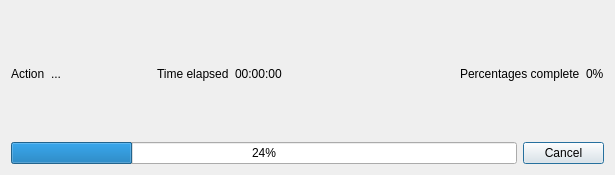
The window that ui/ttprogressform.ui (baltendorf/ttcut) describes before a commit, drawn with Qt 5.
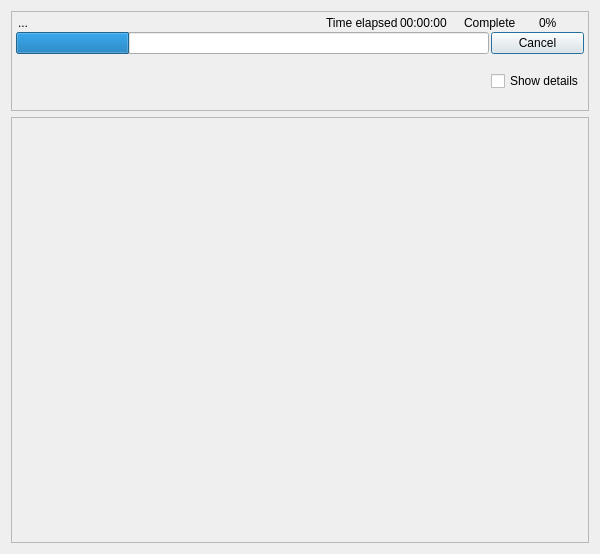
The same window after the commit.

Diff of the .ui file:
```diff
--- a/ui/ttprogressform.ui
+++ b/ui/ttprogressform.ui
@@ -5,12 +5,12 @@
    <rect>
     <x>0</x>
     <y>0</y>
-    <width>615</width>
-    <height>175</height>
+    <width>600</width>
+    <height>554</height>
    </rect>
   </property>
   <property name="sizePolicy" >
-   <sizepolicy vsizetype="Fixed" hsizetype="Fixed" >
+   <sizepolicy vsizetype="Preferred" hsizetype="Preferred" >
     <horstretch>0</horstretch>
     <verstretch>0</verstretch>
    </sizepolicy>
@@ -21,36 +21,57 @@
     <height>100</height>
    </size>
   </property>
-  <property name="maximumSize" >
-   <size>
-    <width>100000</width>
-    <height>100000</height>
-   </size>
-  </property>
   <property name="windowTitle" >
    <string>Progress Info</string>
   </property>
   <layout class="QGridLayout" name="gridLayout_2" >
    <item row="0" column="0" >
+    <widget class="QFrame" name="frame" >
+     <property name="minimumSize" >
+      <size>
+       <width>0</width>
+       <height>100</height>
+      </size>
+     </property>
+     <property name="maximumSize" >
+      <size>
+       <width>16777215</width>
+       <height>100</height>
+      </size>
+     </property>
+     <property name="frameShape" >
+      <enum>QFrame::StyledPanel</enum>
+     </property>
+     <property name="frameShadow" >
+      <enum>QFrame::Raised</enum>
+     </property>
     <layout class="QGridLayout" name="gridLayout" >
-     <property name="sizeConstraint" >
-      <enum>QLayout::SetDefaultConstraint</enum>
-     </property>
-     <item row="0" column="0" >
-      <widget class="QLabel" name="laAction" >
-       <property name="text" >
-        <string>Action</string>
-       </property>
-      </widget>
-     </item>
+      <property name="margin" >
+       <number>4</number>
+      </property>
+      <property name="spacing" >
+       <number>2</number>
+      </property>
      <item row="0" column="1" >
       <widget class="QLabel" name="actionString" >
+        <property name="sizePolicy" >
+         <sizepolicy vsizetype="Fixed" hsizetype="Preferred" >
+          <horstretch>2</horstretch>
+          <verstretch>0</verstretch>
+         </sizepolicy>
+        </property>
        <property name="minimumSize" >
         <size>
          <width>100</width>
          <height>0</height>
         </size>
        </property>
+        <property name="maximumSize" >
+         <size>
+          <width>16777215</width>
+          <height>20</height>
+         </size>
+        </property>
        <property name="text" >
         <string>...</string>
        </property>
@@ -58,6 +79,12 @@
      </item>
      <item row="0" column="2" >
       <widget class="QLabel" name="laElapsedTime" >
+        <property name="sizePolicy" >
+         <sizepolicy vsizetype="Fixed" hsizetype="Preferred" >
+          <horstretch>0</horstretch>
+          <verstretch>0</verstretch>
+         </sizepolicy>
+        </property>
        <property name="text" >
         <string>Time elapsed</string>
        </property>
@@ -65,6 +92,12 @@
      </item>
      <item row="0" column="3" >
       <widget class="QLabel" name="elapsedTimeString" >
+        <property name="sizePolicy" >
+         <sizepolicy vsizetype="Fixed" hsizetype="Preferred" >
+          <horstretch>0</horstretch>
+          <verstretch>0</verstretch>
+         </sizepolicy>
+        </property>
        <property name="text" >
         <string>00:00:00</string>
        </property>
@@ -85,13 +118,25 @@
      </item>
      <item row="0" column="5" colspan="2" >
       <widget class="QLabel" name="laPercentages" >
+        <property name="sizePolicy" >
+         <sizepolicy vsizetype="Fixed" hsizetype="Preferred" >
+          <horstretch>0</horstretch>
+          <verstretch>0</verstretch>
+         </sizepolicy>
+        </property>
        <property name="text" >
-        <string>Percentages complete</string>
+         <string>Complete</string>
        </property>
       </widget>
      </item>
      <item row="0" column="7" >
       <widget class="QLabel" name="percentageString" >
+        <property name="sizePolicy" >
+         <sizepolicy vsizetype="Minimum" hsizetype="Preferred" >
+          <horstretch>0</horstretch>
+          <verstretch>0</verstretch>
+         </sizepolicy>
+        </property>
        <property name="text" >
         <string>0%</string>
        </property>
@@ -102,19 +147,90 @@
        <property name="value" >
         <number>24</number>
        </property>
+        <property name="textVisible" >
+         <bool>false</bool>
+        </property>
       </widget>
      </item>
      <item row="1" column="6" colspan="2" >
       <widget class="QPushButton" name="pbCancel" >
+        <property name="sizePolicy" >
+         <sizepolicy vsizetype="Minimum" hsizetype="Minimum" >
+          <horstretch>0</horstretch>
+          <verstretch>0</verstretch>
+         </sizepolicy>
+        </property>
        <property name="text" >
         <string>Cancel</string>
        </property>
       </widget>
      </item>
-    </layout>
+      <item row="2" column="0" colspan="6" >
+       <spacer name="horizontalSpacer" >
+        <property name="orientation" >
+         <enum>Qt::Horizontal</enum>
+        </property>
+        <property name="sizeHint" stdset="0" >
+         <size>
+          <width>471</width>
+          <height>31</height>
+         </size>
+        </property>
+       </spacer>
+      </item>
+      <item row="2" column="6" colspan="2" >
+       <widget class="QCheckBox" name="cbDetails" >
+        <property name="sizePolicy" >
+         <sizepolicy vsizetype="Minimum" hsizetype="Minimum" >
+          <horstretch>0</horstretch>
+          <verstretch>0</verstretch>
+         </sizepolicy>
+        </property>
+        <property name="text" >
+         <string>Show details</string>
+        </property>
+       </widget>
+      </item>
+     </layout>
+    </widget>
    </item>
    <item row="1" column="0" >
+    <widget class="QScrollArea" name="scrollArea" >
+     <property name="widgetResizable" >
+      <bool>true</bool>
+     </property>
+     <property name="alignment" >
+      <set>Qt::AlignLeading|Qt::AlignLeft|Qt::AlignTop</set>
+     </property>
+     <widget class="QWidget" name="scrollAreaWidgetContents" >
+      <property name="geometry" >
+       <rect>
+        <x>0</x>
+        <y>0</y>
+        <width>578</width>
+        <height>421</height>
+       </rect>
+      </property>
+      <layout class="QGridLayout" name="gridLayout_4" >
+       <item row="0" column="0" >
     <layout class="QVBoxLayout" name="verticalLayout" />
+       </item>
+       <item row="1" column="0" >
+        <spacer name="verticalSpacer" >
+         <property name="orientation" >
+          <enum>Qt::Vertical</enum>
+         </property>
+         <property name="sizeHint" stdset="0" >
+          <size>
+           <width>20</width>
+           <height>392</height>
+          </size>
+         </property>
+        </spacer>
+       </item>
+      </layout>
+     </widget>
+    </widget>
    </item>
   </layout>
  </widget>
```
Lines whose indentation alone changed are shown as unchanged.
